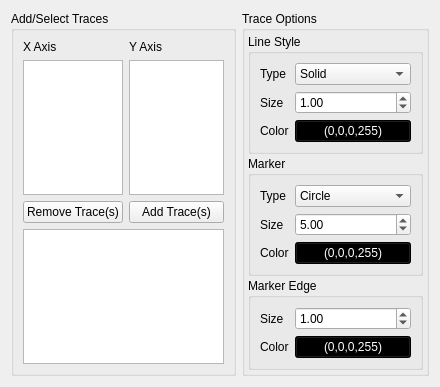
The window that ui/Ui_ScatterPlotTraces.ui (bbreslauer/PySciPlot) describes before a commit, drawn with Qt 5.
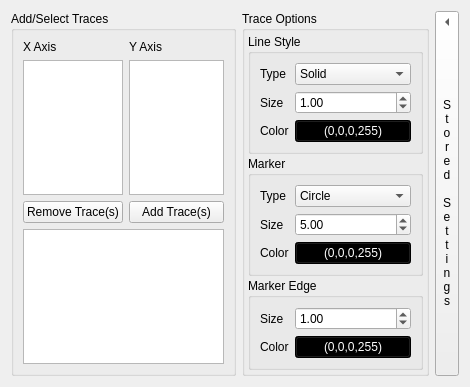
The same window after the commit. Custom widgets are drawn as their Qt base class.

Commit message: Added ability to store settings in project and reload them

```diff
--- a/ui/Ui_ScatterPlotTraces.ui
+++ b/ui/Ui_ScatterPlotTraces.ui
@@ -6,7 +6,7 @@
    <rect>
     <x>0</x>
     <y>0</y>
-    <width>437</width>
+    <width>469</width>
     <height>360</height>
    </rect>
   </property>
@@ -657,6 +657,39 @@
      </layout>
     </widget>
    </item>
+   <item>
+    <widget class="QStoredSettingsButton" name="storedSettingsButton">
+     <property name="sizePolicy">
+      <sizepolicy hsizetype="Fixed" vsizetype="Expanding">
+       <horstretch>0</horstretch>
+       <verstretch>0</verstretch>
+      </sizepolicy>
+     </property>
+     <property name="text">
+      <string>S
+t
+o
+r
+e
+d
+
+S
+e
+t
+t
+i
+n
+g
+s</string>
+     </property>
+     <property name="toolButtonStyle">
+      <enum>Qt::ToolButtonTextUnderIcon</enum>
+     </property>
+     <property name="arrowType">
+      <enum>Qt::LeftArrow</enum>
+     </property>
+    </widget>
+   </item>
   </layout>
  </widget>
  <customwidgets>
@@ -668,6 +701,14 @@
     <slot>createColorDialog()</slot>
    </slots>
   </customwidget>
+  <customwidget>
+   <class>QStoredSettingsButton</class>
+   <extends>QToolButton</extends>
+   <header>gui/QStoredSettingsButton</header>
+   <slots>
+    <slot>toggleWidget()</slot>
+   </slots>
+  </customwidget>
  </customwidgets>
  <tabstops>
   <tabstop>xAxisListView</tabstop>
```
Left out of the diff: 20 changed lines with no effect on the pictures. The commit also changes 20 other files.
